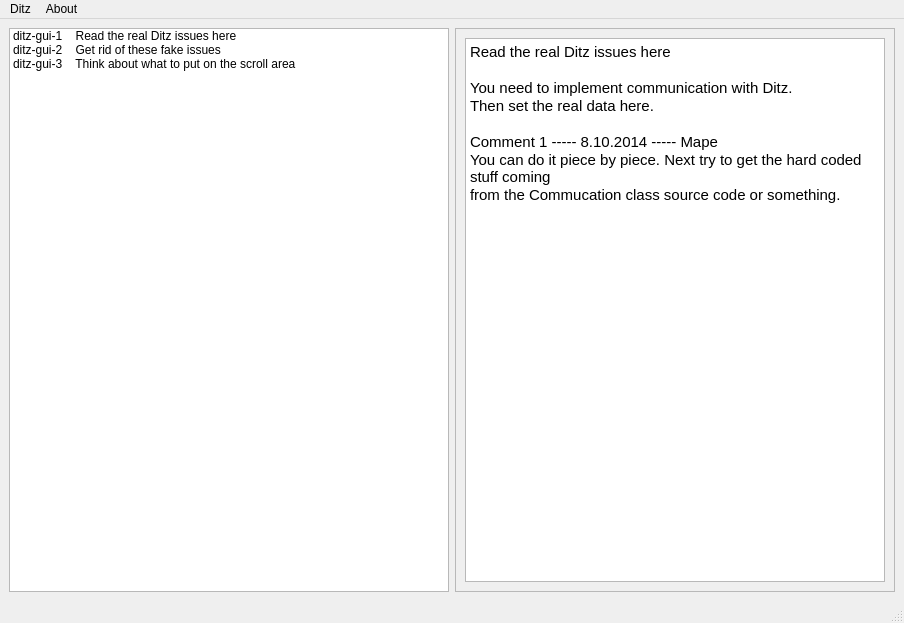
Qt form ui/main_window.ui (markussilvan/dit) before a commit.
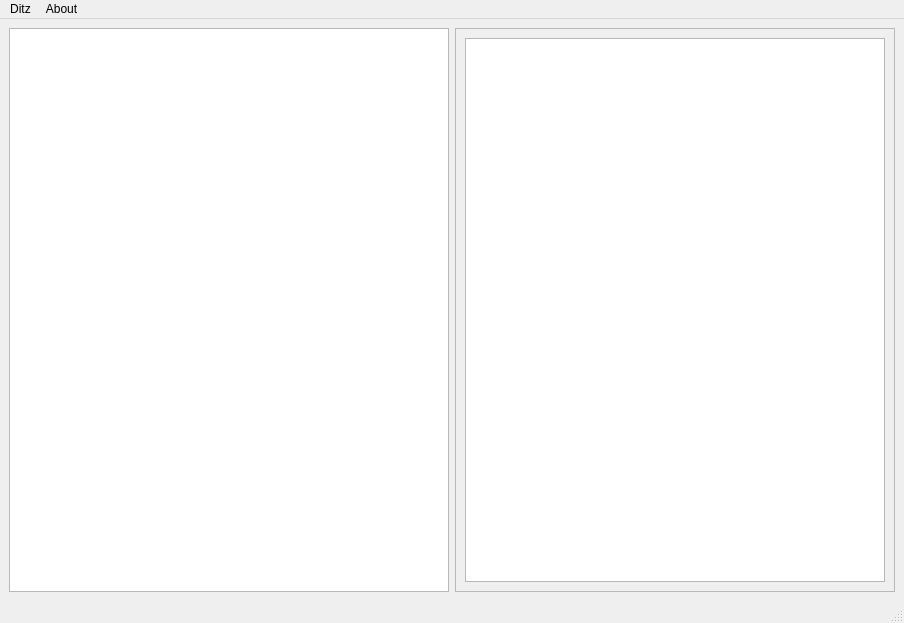
The same form after that commit.

Commit message: This version can also show Ditz ticket content. Added custom context menu for item list. Added a comment dialog UI, but it's not used yet.

The edit to the form file:
```diff
--- a/ui/main_window.ui
+++ b/ui/main_window.ui
@@ -23,21 +23,9 @@
    <layout class="QGridLayout" name="gridLayout">
     <item row="0" column="0">
      <widget class="QListWidget" name="listWidgetDitzItems">
-      <item>
-       <property name="text">
-        <string>ditz-gui-1    Read the real Ditz issues here</string>
-       </property>
-      </item>
-      <item>
-       <property name="text">
-        <string>ditz-gui-2    Get rid of these fake issues</string>
-       </property>
-      </item>
-      <item>
-       <property name="text">
-        <string>ditz-gui-3    Think about what to put on the scroll area</string>
-       </property>
-      </item>
+      <property name="contextMenuPolicy">
+       <enum>Qt::CustomContextMenu</enum>
+      </property>
      </widget>
     </item>
     <item row="0" column="1">
@@ -68,14 +56,7 @@
 &lt;html&gt;&lt;head&gt;&lt;meta name=&quot;qrichtext&quot; content=&quot;1&quot; /&gt;&lt;style type=&quot;text/css&quot;&gt;
 p, li { white-space: pre-wrap; }
 &lt;/style&gt;&lt;/head&gt;&lt;body style=&quot; font-family:'Cantarell'; font-size:11pt; font-weight:400; font-style:normal;&quot;&gt;
-&lt;p style=&quot; margin-top:0px; margin-bottom:0px; margin-left:0px; margin-right:0px; -qt-block-indent:0; text-indent:0px;&quot;&gt;Read the real Ditz issues here&lt;/p&gt;
-&lt;p style=&quot;-qt-paragraph-type:empty; margin-top:0px; margin-bottom:0px; margin-left:0px; margin-right:0px; -qt-block-indent:0; text-indent:0px;&quot;&gt;&lt;br /&gt;&lt;/p&gt;
-&lt;p style=&quot; margin-top:0px; margin-bottom:0px; margin-left:0px; margin-right:0px; -qt-block-indent:0; text-indent:0px;&quot;&gt;You need to implement communication with Ditz.&lt;/p&gt;
-&lt;p style=&quot; margin-top:0px; margin-bottom:0px; margin-left:0px; margin-right:0px; -qt-block-indent:0; text-indent:0px;&quot;&gt;Then set the real data here.&lt;/p&gt;
-&lt;p style=&quot;-qt-paragraph-type:empty; margin-top:0px; margin-bottom:0px; margin-left:0px; margin-right:0px; -qt-block-indent:0; text-indent:0px;&quot;&gt;&lt;br /&gt;&lt;/p&gt;
-&lt;p style=&quot; margin-top:0px; margin-bottom:0px; margin-left:0px; margin-right:0px; -qt-block-indent:0; text-indent:0px;&quot;&gt;Comment 1 ----- 8.10.2014 ----- Mape&lt;/p&gt;
-&lt;p style=&quot; margin-top:0px; margin-bottom:0px; margin-left:0px; margin-right:0px; -qt-block-indent:0; text-indent:0px;&quot;&gt;You can do it piece by piece. Next try to get the hard coded stuff coming&lt;/p&gt;
-&lt;p style=&quot; margin-top:0px; margin-bottom:0px; margin-left:0px; margin-right:0px; -qt-block-indent:0; text-indent:0px;&quot;&gt;from the Commucation class source code or something.&lt;/p&gt;&lt;/body&gt;&lt;/html&gt;</string>
+&lt;p style=&quot;-qt-paragraph-type:empty; margin-top:0px; margin-bottom:0px; margin-left:0px; margin-right:0px; -qt-block-indent:0; text-indent:0px;&quot;&gt;&lt;br /&gt;&lt;/p&gt;&lt;/body&gt;&lt;/html&gt;</string>
           </property>
          </widget>
         </item>
```
The commit also changes 10 other files.
